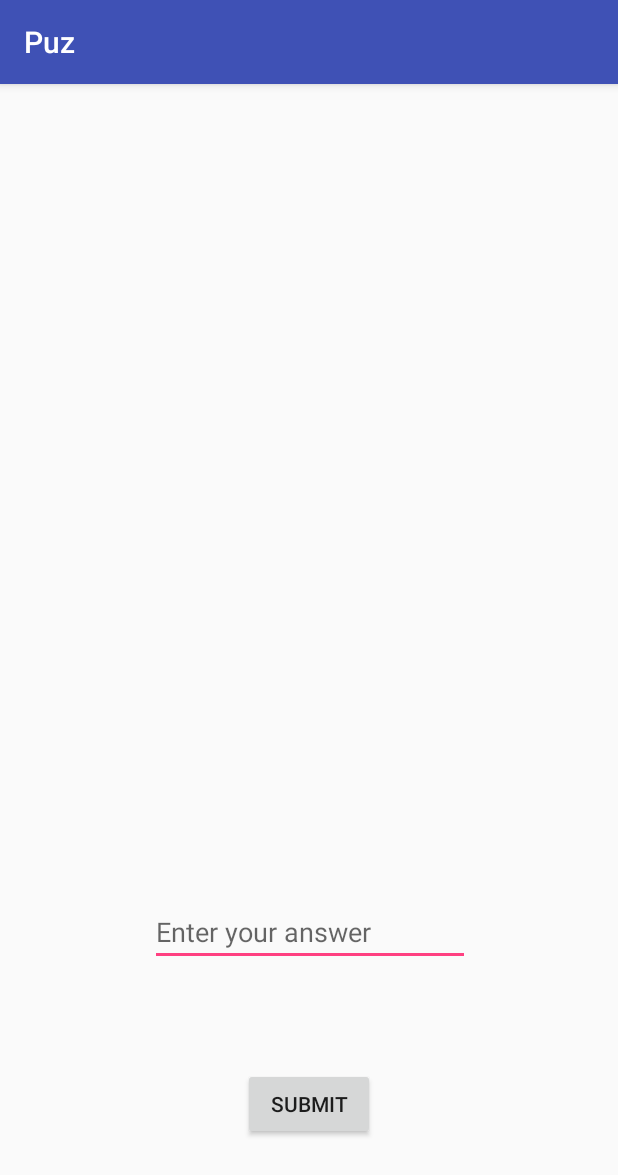
After one commit to WyreCoder/puz, an Android app: the TextRiddle screen opened directly, with no data from a screen before it, on a phone screen of 412 x 824 dp. The commit adds this screen. Shown: the top 1175 px of the screen. Run offline under Robolectric (Android 15) with nearby library versions, the phone set to English and light mode, and no system bars.

Commit message:
Added create text riddle view with question and answers provided

```diff
--- a/Puz/app/src/main/AndroidManifest.xml
+++ b/Puz/app/src/main/AndroidManifest.xml
@@ -16,8 +16,10 @@
                 <category android:name="android.intent.category.LAUNCHER" />
             </intent-filter>
         </activity>
-        <activity android:name=".Riddle"
-            android:parentActivityName=".MainActivity"></activity>
+        <activity
+            android:name=".Riddle"
+            android:parentActivityName=".MainActivity" />
+        <activity android:name=".TextRiddle"></activity>
     </application>
 
 </manifest>
--- /dev/null
+++ b/Puz/app/src/main/java/com/example/puz/TextRiddle.java
@@ -0,0 +1,52 @@
+package com.example.puz;
+
+import android.content.Intent;
+import android.support.v7.app.AppCompatActivity;
+import android.os.Bundle;
+import android.view.View;
+import android.widget.EditText;
+import android.widget.TextView;
+import android.widget.Toast;
+
+import java.util.ArrayList;
+
+public class TextRiddle extends AppCompatActivity {
+
+    private ArrayList<String> answers;
+
+    @Override
+    protected void onCreate(Bundle savedInstanceState) {
+        super.onCreate(savedInstanceState);
+        setContentView(R.layout.activity_text_riddle);
+
+        // Get the Intent that started this activity and extract the string
+        Intent intent = getIntent();
+        String message = intent.getStringExtra(MainActivity.EXTRA_MESSAGE);
+        answers = intent.getStringArrayListExtra(MainActivity.EXTRA_MESSAGE2);
+
+        // Capture the layout's TextView and set the string as its text
+        TextView textView = (TextView) findViewById(R.id.textView);
+        textView.setText(message);
+    }
+
+    /** Called when the user taps Hint 1 button*/
+    public void checkAnswer(View view) {
+        Intent intent = new Intent(this, MainActivity.class);
+        EditText answer = (EditText) findViewById(R.id.editText2);
+        ArrayList<String> a = new ArrayList<>();
+        a.add("lala");
+        if(answers.contains(answer.getText().toString())){
+            Toast toast = Toast.makeText(TextRiddle.this, "GOOD ANSWER", Toast.LENGTH_SHORT);
+            toast.show();
+            startActivity(intent);
+        }
+        else if(answer.getText().toString().length()==0){
+            Toast toast = Toast.makeText(TextRiddle.this, "TYPE AN ANSWER", Toast.LENGTH_SHORT);
+            toast.show();
+        }
+        else{
+            Toast toast = Toast.makeText(TextRiddle.this, "BAD ANSWER", Toast.LENGTH_SHORT);
+            toast.show();
+        }
+    }
+}
--- a/Puz/app/src/main/res/layout/activity_main.xml
+++ b/Puz/app/src/main/res/layout/activity_main.xml
@@ -26,6 +26,7 @@
         android:layout_marginLeft="16dp"
         android:layout_marginRight="16dp"
         android:layout_marginTop="30dp"
+        android:onClick="showTextRiddle"
         android:text="@string/r2"
         app:layout_constraintLeft_toLeftOf="parent"
         app:layout_constraintRight_toRightOf="parent"
--- /dev/null
+++ b/Puz/app/src/main/res/layout/activity_text_riddle.xml
@@ -0,0 +1,51 @@
+<?xml version="1.0" encoding="utf-8"?>
+<android.support.constraint.ConstraintLayout xmlns:android="http://schemas.android.com/apk/res/android"
+    xmlns:app="http://schemas.android.com/apk/res-auto"
+    xmlns:tools="http://schemas.android.com/tools"
+    android:layout_width="match_parent"
+    android:layout_height="match_parent"
+    tools:context="com.example.puz.TextRiddle">
+
+    <EditText
+        android:id="@+id/editText2"
+        android:layout_width="wrap_content"
+        android:layout_height="wrap_content"
+        android:layout_marginBottom="68dp"
+        android:layout_marginLeft="16dp"
+        android:layout_marginRight="16dp"
+        android:ems="10"
+        android:hint="@string/riddle"
+        android:inputType="textPersonName"
+        app:layout_constraintBottom_toTopOf="@+id/button5"
+        app:layout_constraintHorizontal_bias="0.503"
+        app:layout_constraintLeft_toLeftOf="parent"
+        app:layout_constraintRight_toRightOf="parent" />
+
+    <TextView
+        android:id="@+id/textView"
+        android:layout_width="294dp"
+        android:layout_height="95dp"
+        android:layout_marginBottom="16dp"
+        android:layout_marginLeft="16dp"
+        android:layout_marginRight="16dp"
+        android:layout_marginTop="16dp"
+        android:textSize="18sp"
+        app:layout_constraintBottom_toTopOf="@+id/editText2"
+        app:layout_constraintLeft_toLeftOf="parent"
+        app:layout_constraintRight_toRightOf="parent"
+        app:layout_constraintTop_toTopOf="parent"
+        app:layout_constraintVertical_bias="0.294" />
+
+    <Button
+        android:id="@+id/button5"
+        android:layout_width="wrap_content"
+        android:layout_height="wrap_content"
+        android:layout_marginBottom="64dp"
+        android:layout_marginLeft="16dp"
+        android:layout_marginRight="16dp"
+        android:onClick="checkAnswer"
+        android:text="@string/submit"
+        app:layout_constraintBottom_toBottomOf="parent"
+        app:layout_constraintLeft_toLeftOf="parent"
+        app:layout_constraintRight_toRightOf="parent" />
+</android.support.constraint.ConstraintLayout>
```
Also changed, not shown: Puz/app/src/main/java/com/example/puz/MainActivity.java (+17 -1 lines).
